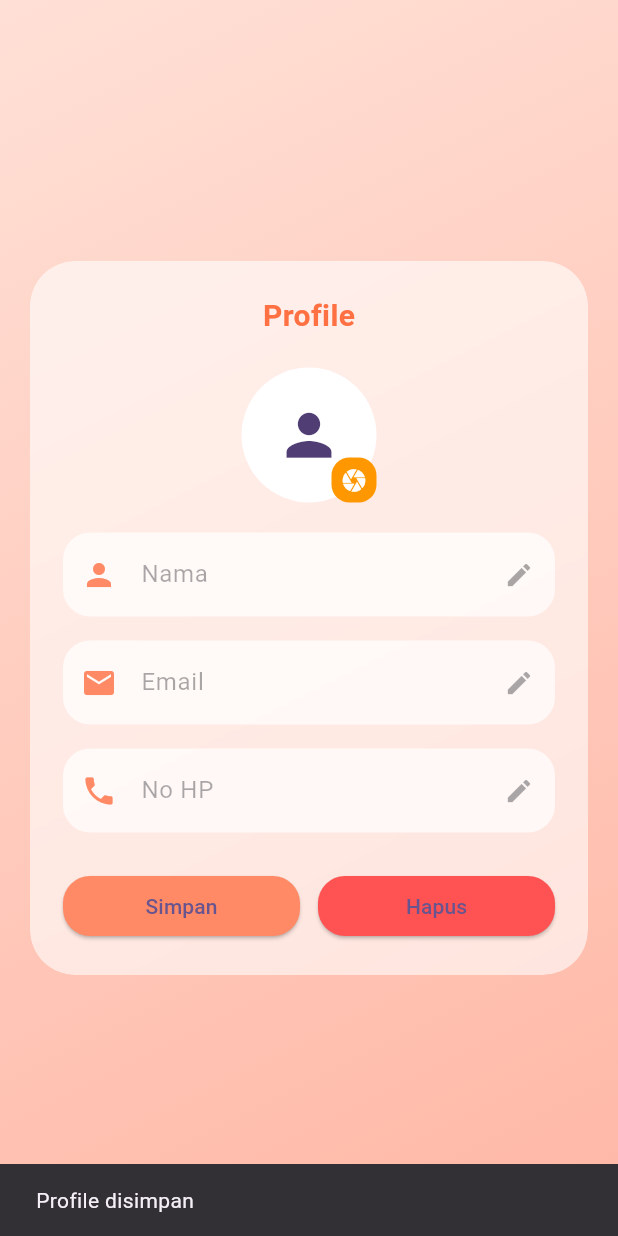
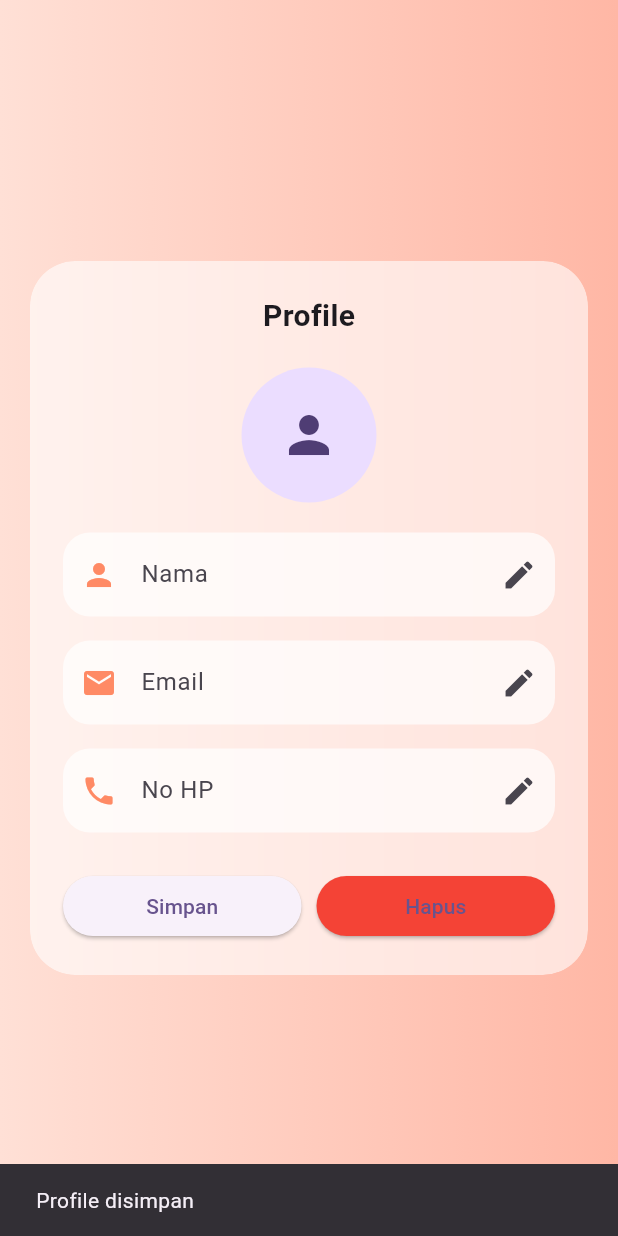
Before and after one commit to nblksy/belajar_flutter, a Flutter app: the ProfileScreen screen opened directly, after a tap on "Simpan", on a phone screen of 412 x 824 dp. Run offline on Flutter 3.47's test engine with Material 3 defaults, Android fonts, the phone set to English and light mode, and no system bars; our stand-ins replace image_picker, lottie, shared_preferences, sqflite; accounts and stored records are empty.

Commit message:
tugas 15 done

```diff
--- a/lib/day15/database/preference.dart
+++ b/lib/day15/database/preference.dart
@@ -2,14 +2,16 @@ import 'package:shared_preferences/shared_preferences.dart';
 
 class PreferenceHandler {
   static final PreferenceHandler _instance = PreferenceHandler._internal();
-  late SharedPreferences _preferences;
+  SharedPreferences? _preferences;
 
   factory PreferenceHandler() => _instance;
 
   PreferenceHandler._internal();
 
-  Future<void> init() async {
-    _preferences = await SharedPreferences.getInstance();
+  // ✅ AUTO INIT (TAMBAHAN PENTING)
+  Future<SharedPreferences> get prefs async {
+    _preferences ??= await SharedPreferences.getInstance();
+    return _preferences!;
   }
 
   static const String _isLogin = 'isLogin';
@@ -21,39 +23,50 @@ class PreferenceHandler {
   static const String _image = 'image';
 
   Future<void> storingIsLogin(bool isLogin) async {
-    await _preferences.setBool(_isLogin, isLogin);
+    final p = await prefs;
+    await p.setBool(_isLogin, isLogin);
   }
 
   Future<void> storingToken(String token) async {
-    await _preferences.setString(_token, token);
+    final p = await prefs;
+    await p.setString(_token, token);
   }
 
-  /// 🔥 Simpan profile, update email baru tanpa hapus phone/image lama
+  /// 🔥 FIX: aman untuk update sebagian field
   Future<void> saveUserProfile({
     required String name,
     required String email,
     String? phone,
     String? image,
   }) async {
-    final currentEmail = _preferences.getString(_email) ?? "";
+    final p = await prefs;
+
+    final currentEmail = p.getString(_email) ?? "";
     if (currentEmail.isNotEmpty && currentEmail != email) {
-      await _preferences.setString(_oldEmail, currentEmail);
+      await p.setString(_oldEmail, currentEmail);
     }
 
-    await _preferences.setString(_name, name);
-    await _preferences.setString(_email, email);
+    await p.setString(_name, name);
+    await p.setString(_email, email);
 
-    if (phone != null) await _preferences.setString(_phone, phone);
-    if (image != null) await _preferences.setString(_image, image);
+    if (phone != null) {
+      await p.setString(_phone, phone);
+    }
+
+    if (image != null) {
+      await p.setString(_image, image);
+    }
   }
 
   Future<Map<String, String>> getProfile() async {
+    final p = await prefs;
+
     return {
-      "name": _preferences.getString(_name) ?? "",
-      "email": _preferences.getString(_email) ?? "",
-      "oldEmail": _preferences.getString(_oldEmail) ?? "",
-      "phone": _preferences.getString(_phone) ?? "",
-      "image": _preferences.getString(_image) ?? "",
+      "name": p.getString(_name) ?? "",
+      "email": p.getString(_email) ?? "",
+      "oldEmail": p.getString(_oldEmail) ?? "",
+      "phone": p.getString(_phone) ?? "",
+      "image": p.getString(_image) ?? "",
     };
   }
 
@@ -63,15 +76,22 @@ class PreferenceHandler {
   static Future<String?> getToken() async =>
       (await SharedPreferences.getInstance()).getString(_token);
 
-  Future<void> deleteIsLogin() async => await _preferences.remove(_isLogin);
+  Future<void> deleteIsLogin() async {
+    final p = await prefs;
+    await p.remove(_isLogin);
+  }
 
   Future<void> deleteUserProfile() async {
-    await _preferences.remove(_name);
-    await _preferences.remove(_email);
-    await _preferences.remove(_oldEmail);
-    await _preferences.remove(_phone);
-    await _preferences.remove(_image);
+    final p = await prefs;
+    await p.remove(_name);
+    await p.remove(_email);
+    await p.remove(_oldEmail);
+    await p.remove(_phone);
+    await p.remove(_image);
   }
 
-  Future<void> clearAll() async => await _preferences.clear();
+  Future<void> clearAll() async {
+    final p = await prefs;
+    await p.clear();
+  }
 }
--- a/lib/main.dart
+++ b/lib/main.dart
@@ -21,7 +21,6 @@
 // import 'package:belajar_flutter/day15/splash_screen.dart';
 // import 'package:belajar_flutter/tugas_10/tugas_10.dart';
 // import 'package:belajar_flutter/tugas_14/views/splash_screen.dart';
-import 'package:belajar_flutter/day15/database/preference.dart';
 import 'package:belajar_flutter/tugas_15/views/login_screen.dart';
 // import 'package:belajar_flutter/tugas_6/login.dart';
 // import 'package:belajar_flutter/tugas_6/login.dart';
@@ -32,7 +31,6 @@ import 'package:flutter/material.dart';
 
 void main() async {
   WidgetsFlutterBinding.ensureInitialized();
-  await PreferenceHandler().init();
   runApp(const MyApp());
 }
 
--- a/lib/tugas_15/views/profile.dart
+++ b/lib/tugas_15/views/profile.dart
@@ -48,7 +48,7 @@ class _ProfileScreenState extends State<ProfileScreen> {
       setState(() {
         imageFile = File(picked.path);
       });
-      await saveField("image"); // otomatis simpan foto
+      await saveField("image");
     }
   }
 
@@ -62,7 +62,7 @@ class _ProfileScreenState extends State<ProfileScreen> {
       labelText: label,
       prefixIcon: Icon(icon, color: const Color(0xFFFF8A65)),
       suffixIcon: IconButton(
-        icon: Icon(isEdit ? Icons.check : Icons.edit, size: 20),
+        icon: Icon(isEdit ? Icons.check : Icons.edit),
         onPressed: onSave,
       ),
       filled: true,
@@ -75,53 +75,24 @@ class _ProfileScreenState extends State<ProfileScreen> {
   }
 
   Future<void> saveField(String field) async {
-    final currentData = await PreferenceHandler().getProfile();
+    final data = await PreferenceHandler().getProfile();
 
-    String name = nameC.text;
-    String email = emailC.text;
-    String phone = phoneC.text;
+    await PreferenceHandler().saveUserProfile(
+      name: field == "name" ? nameC.text : data["name"] ?? "",
+      email: field == "email" ? emailC.text : data["email"] ?? "",
+      phone: field == "phone" ? phoneC.text : data["phone"] ?? "",
+      image: field == "image" ? imageFile?.path ?? "" : data["image"] ?? "",
+    );
 
-    switch (field) {
-      case "name":
-        await PreferenceHandler().saveUserProfile(
-          name: name,
-          email: currentData["email"] ?? "",
-          phone: currentData["phone"] ?? "",
-          image: currentData["image"] ?? "",
-        );
-        setState(() => editName = false);
-        break;
-      case "email":
-        await PreferenceHandler().saveUserProfile(
-          name: currentData["name"] ?? "",
-          email: email,
-          phone: currentData["phone"] ?? "",
-          image: currentData["image"] ?? "",
-        );
-        setState(() => editEmail = false);
-        break;
-      case "phone":
-        await PreferenceHandler().saveUserProfile(
-          name: currentData["name"] ?? "",
-          email: currentData["email"] ?? "",
-          phone: phone,
-          image: currentData["image"] ?? "",
-        );
-        setState(() => editPhone = false);
-        break;
-      case "image":
-        await PreferenceHandler().saveUserProfile(
-          name: currentData["name"] ?? "",
-          email: currentData["email"] ?? "",
-          phone: currentData["phone"] ?? "",
-          image: imageFile?.path ?? "",
-        );
-        break;
-    }
+    setState(() {
+      if (field == "name") editName = false;
+      if (field == "email") editEmail = false;
+      if (field == "phone") editPhone = false;
+    });
 
     ScaffoldMessenger.of(
       context,
-    ).showSnackBar(SnackBar(content: Text("$field berhasil diperbarui")));
+    ).showSnackBar(SnackBar(content: Text("$field berhasil diupdate")));
   }
 
   Future<void> saveProfile() async {
@@ -145,6 +116,7 @@ class _ProfileScreenState extends State<ProfileScreen> {
 
   Future<void> deleteProfile() async {
     await PreferenceHandler().deleteUserProfile();
+
     setState(() {
       nameC.clear();
       emailC.clear();
@@ -154,9 +126,7 @@ class _ProfileScreenState extends State<ProfileScreen> {
       editEmail = false;
       editPhone = false;
     });
-    ScaffoldMessenger.of(
-      context,
-    ).showSnackBar(const SnackBar(content: Text("Profile dihapus")));
+
     Navigator.pushReplacement(
       context,
       MaterialPageRoute(builder: (_) => const Tugas14Flutter()),
@@ -179,8 +149,6 @@ class _ProfileScreenState extends State<ProfileScreen> {
         decoration: const BoxDecoration(
           gradient: LinearGradient(
             colors: [Color(0xFFFFE0D6), Color(0xFFFFB7A5)],
-            begin: Alignment.topLeft,
-            end: Alignment.bottomRight,
           ),
         ),
         child: Center(
@@ -203,47 +171,30 @@ class _ProfileScreenState extends State<ProfileScreen> {
                         style: TextStyle(
                           fontSize: 20,
                           fontWeight: FontWeight.bold,
-                          color: Color(0xFFFF7043),
                         ),
                       ),
                       const SizedBox(height: 20),
-                      Stack(
-                        children: [
-                          CircleAvatar(
+
+                      // FOTO
+                      GestureDetector(
+                        onTap: pickImage,
+                        child: CircleAvatar(
                           radius: 45,
-                            backgroundColor: Colors.white,
                           backgroundImage: imageFile != null
                               ? FileImage(imageFile!)
                               : null,
                           child: imageFile == null
-                                ? const Icon(Icons.person, size: 45)
+                              ? const Icon(Icons.person, size: 40)
                               : null,
                         ),
-                          Positioned(
-                            bottom: 0,
-                            right: 0,
-                            child: GestureDetector(
-                              onTap: pickImage,
-                              child: Container(
-                                padding: const EdgeInsets.all(6),
-                                decoration: BoxDecoration(
-                                  color: Colors.orange,
-                                  borderRadius: BorderRadius.circular(12),
                       ),
-                                child: const Icon(
-                                  Icons.camera,
-                                  size: 18,
-                                  color: Colors.white,
-                                ),
-                              ),
-                            ),
-                          ),
-                        ],
-                      ),
+
                       const SizedBox(height: 20),
+
+                      // NAMA
                       TextField(
                         controller: nameC,
-                        enabled: editName,
+                        readOnly: !editName,
                         decoration: inputStyle(
                           "Nama",
                           Icons.person,
@@ -257,10 +208,13 @@ class _ProfileScreenState extends State<ProfileScreen> {
                           },
                         ),
                       ),
+
                       const SizedBox(height: 16),
+
+                      // EMAIL
                       TextField(
                         controller: emailC,
-                        enabled: editEmail,
+                        readOnly: !editEmail,
                         decoration: inputStyle(
                           "Email",
                           Icons.email,
@@ -274,10 +228,13 @@ class _ProfileScreenState extends State<ProfileScreen> {
                           },
                         ),
                       ),
+
                       const SizedBox(height: 16),
+
+                      // NO HP
                       TextField(
                         controller: phoneC,
-                        enabled: editPhone,
+                        readOnly: !editPhone,
                         decoration: inputStyle(
                           "No HP",
                           Icons.phone,
@@ -291,30 +248,23 @@ class _ProfileScreenState extends State<ProfileScreen> {
                           },
                         ),
                       ),
+
                       const SizedBox(height: 25),
+
                       Row(
                         children: [
                           Expanded(
                             child: ElevatedButton(
                               onPressed: saveProfile,
-                              style: ElevatedButton.styleFrom(
-                                backgroundColor: const Color(0xFFFF8A65),
-                                shape: RoundedRectangleBorder(
-                                  borderRadius: BorderRadius.circular(18),
-                                ),
-                              ),
                               child: const Text("Simpan"),
                             ),
                           ),
-                          const SizedBox(width: 12),
+                          const SizedBox(width: 10),
                           Expanded(
                             child: ElevatedButton(
                               onPressed: deleteProfile,
                               style: ElevatedButton.styleFrom(
-                                backgroundColor: Colors.redAccent,
-                                shape: RoundedRectangleBorder(
-                                  borderRadius: BorderRadius.circular(18),
-                                ),
+                                backgroundColor: Colors.red,
                               ),
                               child: const Text("Hapus"),
                             ),
```
Lines whose indentation alone changed are shown as unchanged.
